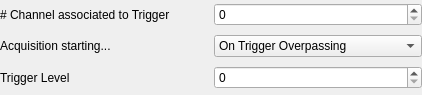
The window that src/triggerenable.ui (ClementINSA/SerialPlot) describes before a commit, drawn with Qt 5.
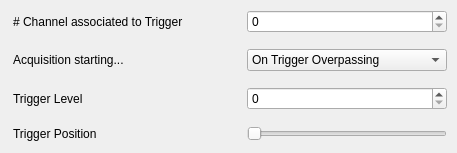
The same window after the commit.

Commit message: Trigger is not fully working : still need to change hardware constants to user variables + use trigger position.

The edit to the form file:
```diff
--- a/src/triggerenable.ui
+++ b/src/triggerenable.ui
@@ -6,8 +6,8 @@
    <rect>
     <x>0</x>
     <y>0</y>
-    <width>422</width>
-    <height>95</height>
+    <width>457</width>
+    <height>153</height>
    </rect>
   </property>
   <property name="windowTitle">
@@ -18,27 +18,83 @@
     <rect>
      <x>0</x>
      <y>0</y>
-     <width>422</width>
-     <height>95</height>
+     <width>461</width>
+     <height>153</height>
     </rect>
    </property>
    <layout class="QGridLayout" name="gridLayout">
-    <item row="3" column="1">
+    <item row="0" column="0">
+     <widget class="QLabel" name="label">
+      <property name="maximumSize">
+       <size>
+        <width>215</width>
+        <height>16777215</height>
+       </size>
+      </property>
+      <property name="text">
+       <string># Channel associated to Trigger</string>
+      </property>
+     </widget>
+    </item>
+    <item row="2" column="1">
      <widget class="QSpinBox" name="sbTriggerLevel">
+      <property name="maximumSize">
+       <size>
+        <width>200</width>
+        <height>16777215</height>
+       </size>
+      </property>
       <property name="toolTip">
        <string/>
       </property>
+      <property name="maximum">
+       <number>9999</number>
+      </property>
      </widget>
     </item>
     <item row="0" column="1">
      <widget class="QSpinBox" name="sbTriggerChannel">
+      <property name="maximumSize">
+       <size>
+        <width>200</width>
+        <height>16777215</height>
+       </size>
+      </property>
       <property name="toolTip">
        <string>Chose the # of the channel triggered</string>
       </property>
+      <property name="maximum">
+       <number>30</number>
+      </property>
+     </widget>
+    </item>
+    <item row="3" column="1">
+     <widget class="QSlider" name="horizontalSlider">
+      <property name="maximumSize">
+       <size>
+        <width>200</width>
+        <height>16777215</height>
+       </size>
+      </property>
+      <property name="toolTip">
+       <string>Choose the position on the plot of trigger releasing event</string>
+      </property>
+      <property name="maximum">
+       <number>100</number>
+      </property>
+      <property name="orientation">
+       <enum>Qt::Horizontal</enum>
+      </property>
      </widget>
     </item>
     <item row="1" column="1">
      <widget class="QComboBox" name="cbTriggerType">
+      <property name="maximumSize">
+       <size>
+        <width>200</width>
+        <height>16777215</height>
+       </size>
+      </property>
       <item>
        <property name="text">
         <string>On Trigger Overpassing</string>
@@ -51,22 +107,40 @@
       </item>
      </widget>
     </item>
-    <item row="0" column="0">
-     <widget class="QLabel" name="label">
+    <item row="3" column="0">
+     <widget class="QLabel" name="label_4">
+      <property name="maximumSize">
+       <size>
+        <width>215</width>
+        <height>16777215</height>
+       </size>
+      </property>
       <property name="text">
-       <string># Channel associated to Trigger</string>
+       <string>Trigger Position</string>
       </property>
      </widget>
     </item>
     <item row="1" column="0">
      <widget class="QLabel" name="label_2">
+      <property name="maximumSize">
+       <size>
+        <width>215</width>
+        <height>16777215</height>
+       </size>
+      </property>
       <property name="text">
        <string>Acquisition starting...</string>
       </property>
      </widget>
     </item>
-    <item row="3" column="0">
+    <item row="2" column="0">
      <widget class="QLabel" name="label_3">
+      <property name="maximumSize">
+       <size>
+        <width>215</width>
+        <height>200</height>
+       </size>
+      </property>
       <property name="text">
        <string>Trigger Level</string>
       </property>
```
The commit also changes 5 other files.
